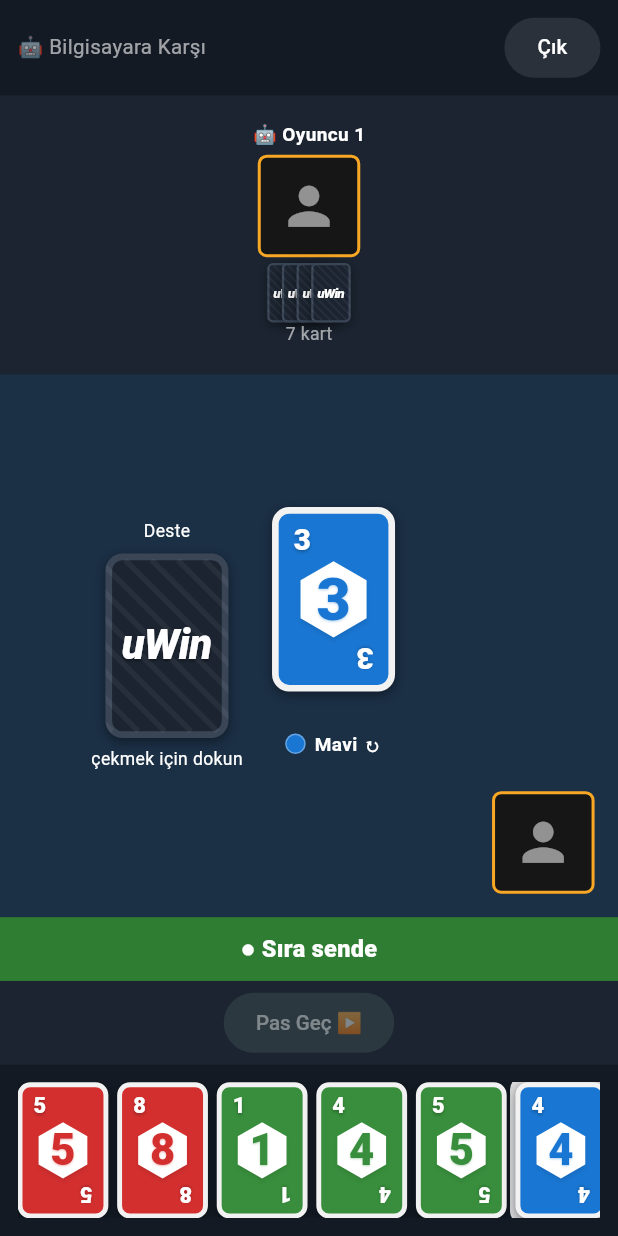
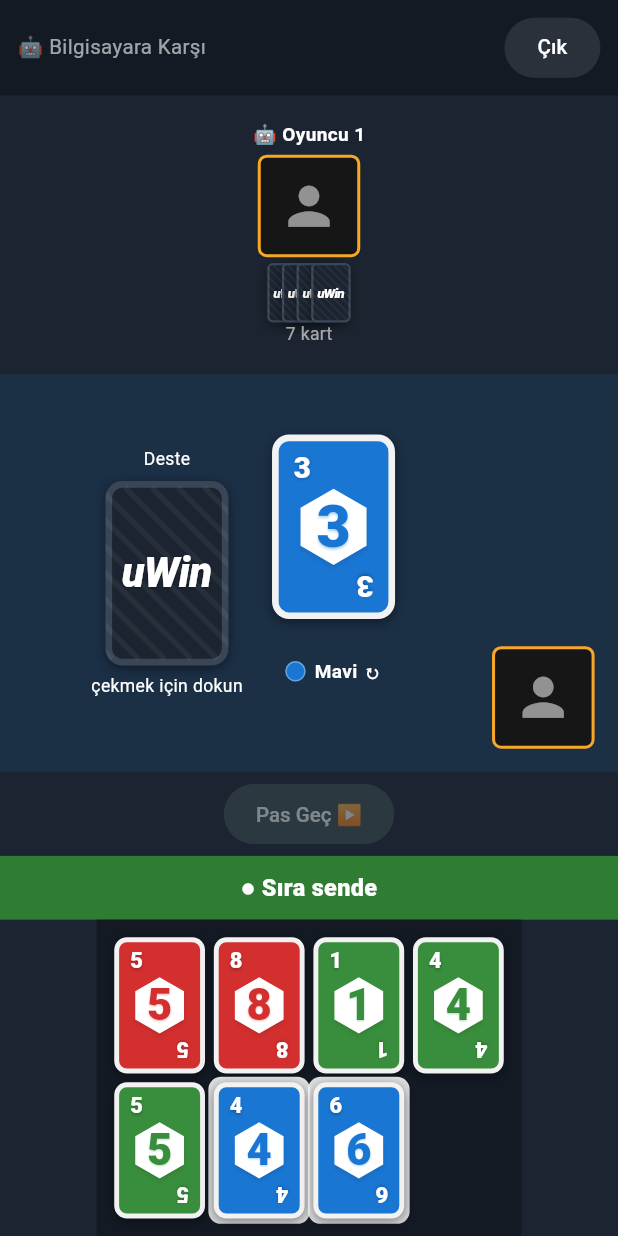
Before and after one commit to lutfuerkul/uno_online, a Flutter app: the UnoBotScreen screen opened directly, after a tap on an icon or button, on a phone screen of 412 x 824 dp. Run offline on Flutter 3.47's test engine with Material 3 defaults, Android fonts, the phone set to English and light mode, and no system bars; our stand-ins replace cloud_firestore, firebase_auth, firebase_core, image_picker, package_info_plus, shared_preferences; accounts and stored records are empty; network calls fail.

Commit message:
UNO: Pas Geç banner üstüne, eli iki kaydırılabilir sıraya böl
Pas Geç (ve blok göstergesi) durum banner'ının üstüne alındı.
El kartları eşit iki satıra bölünüyor; tek yatay scroll ile birlikte
kaydırılıyor — online ve bot aynı board view'ı kullanıyor.

Co-authored-by: lutfuerkul <lutfuerkul@users.noreply.github.com>

```diff
--- a/lib/widgets/uno_board_view.dart
+++ b/lib/widgets/uno_board_view.dart
@@ -261,10 +261,7 @@ class _Board extends StatelessWidget {
           ),
         ),
 
-        // Son hamle + sıra durumu tek satırda (Okey ile aynı dil).
-        _StatusBanner(controller: controller, state: state, scale: scale),
-
-        // --- Aksiyonlar ---
+        // --- Aksiyonlar (durum banner'ının üstünde) ---
         // Buton her zaman ekranda durur (yerleşim zıplamasın diye); yalnızca
         // sıra bizde ve kart çekilmişken basılabilir — kural gereği pas
         // geçmeden önce desteden kart çekmek zorunlu.
@@ -305,31 +302,16 @@ class _Board extends StatelessWidget {
           ),
         ),
 
-        // --- El ---
-        Container(
-          color: UnoColors.hand,
-          padding: EdgeInsets.all(_s(12)),
-          child: SingleChildScrollView(
-            scrollDirection: Axis.horizontal,
-            // SizedBox: elde hiç kart kalmadığında Row boş kalıp yüksekliği
-            // sıfırlanmasın diye kart yüksekliği kadar sabit yer ayrılıyor.
-            child: SizedBox(
-              height: _s(62) * 1.5,
-              child: Row(
-                children: [
-                  for (final (i, card) in sortedHand(controller.myHand).indexed) ...[
-                    if (i > 0) SizedBox(width: _s(6)),
-                    CardWidget(
-                      card: card,
-                      width: _s(62),
-                      highlighted: !_finished && controller.canPlay(card),
-                      onTap: _finished ? null : () => _tryPlay(context, card),
-                    ),
-                  ],
-                ],
-              ),
-            ),
-          ),
+        // Son hamle + sıra durumu tek satırda (Okey ile aynı dil).
+        _StatusBanner(controller: controller, state: state, scale: scale),
+
+        // --- El: eşit iki yatay kaydırılabilir sıra ---
+        _HandRows(
+          cards: sortedHand(controller.myHand),
+          scale: scale,
+          finished: _finished,
+          canPlay: controller.canPlay,
+          onPlay: (card) => _tryPlay(context, card),
         ),
       ],
     );
@@ -562,6 +544,76 @@ class _OpponentTile extends StatelessWidget {
   }
 }
 
+/// Eli eşit iki sıraya böler; her iki sıra birlikte yatay kaydırılır
+/// (tek [SingleChildScrollView] — eski tek sıra davranışı).
+class _HandRows extends StatelessWidget {
+  final List<UnoCard> cards;
+  final double scale;
+  final bool finished;
+  final bool Function(UnoCard) canPlay;
+  final Future<void> Function(UnoCard) onPlay;
+
+  const _HandRows({
+    required this.cards,
+    required this.scale,
+    required this.finished,
+    required this.canPlay,
+    required this.onPlay,
+  });
+
+  double _s(double v) => v * scale;
+
+  @override
+  Widget build(BuildContext context) {
+    final cardW = _s(62);
+    final cardH = cardW * 1.5;
+    final gap = _s(6);
+    // Üst sıra bir fazla alabilir (tek sayıda kartta).
+    final mid = (cards.length + 1) ~/ 2;
+    final topRow = cards.sublist(0, mid);
+    final bottomRow = cards.sublist(mid);
+
+    Widget rowOf(List<UnoCard> row) {
+      return SizedBox(
+        height: cardH,
+        child: Row(
+          children: [
+            for (final (i, card) in row.indexed) ...[
+              if (i > 0) SizedBox(width: gap),
+              CardWidget(
+                card: card,
+                width: cardW,
+                highlighted: !finished && canPlay(card),
+                onTap: finished ? null : () => onPlay(card),
+              ),
+            ],
+          ],
+        ),
+      );
+    }
+
+    return Container(
+      color: UnoColors.hand,
+      padding: EdgeInsets.all(_s(12)),
+      child: SingleChildScrollView(
+        scrollDirection: Axis.horizontal,
+        // İki sıra yüksekliği sabit — el boşalsa da yerleşim zıplamasın.
+        child: SizedBox(
+          height: cardH * 2 + gap,
+          child: Column(
+            crossAxisAlignment: CrossAxisAlignment.start,
+            children: [
+              rowOf(topRow),
+              SizedBox(height: gap),
+              rowOf(bottomRow),
+            ],
+          ),
+        ),
+      ),
+    );
+  }
+}
+
 /// Son hamle bilgisi ve sıra durumu tek satırda — Okey `_turnBanner` ile
 /// aynı öncelik: bitiş → sıra bende → blok/son hamle → kimin sırası.
 class _StatusBanner extends StatelessWidget {
```
Also changed, not shown: 2 other files.
